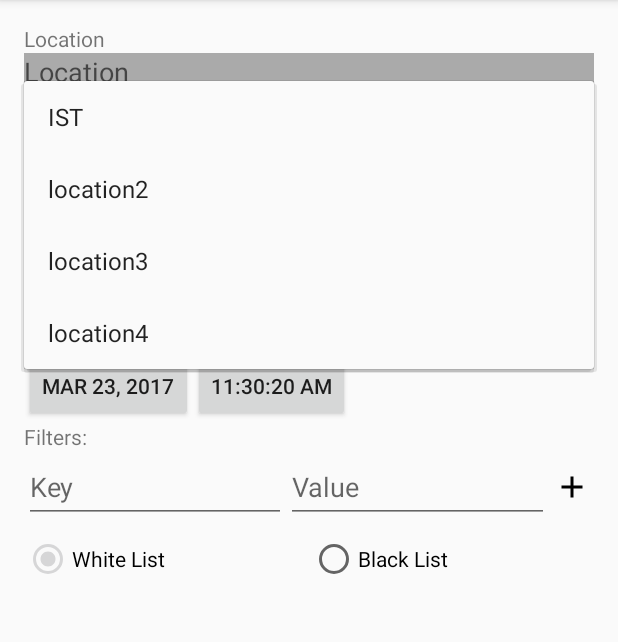
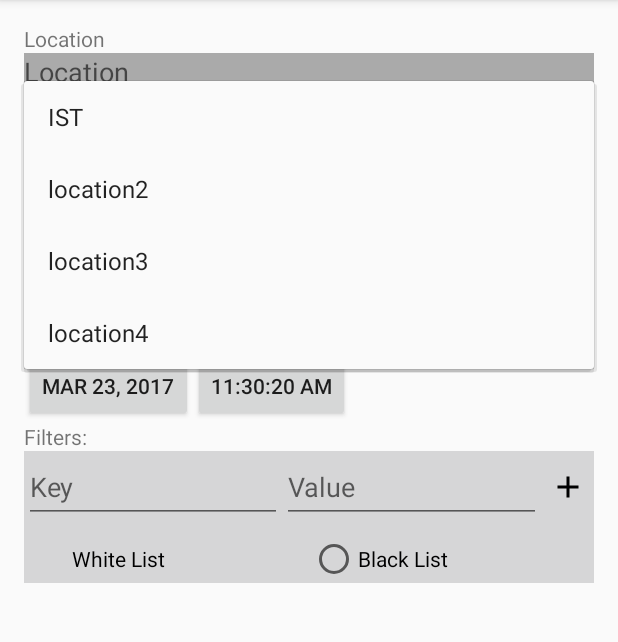
Before and after one commit to goncalo-rodrigues/LocMess, an Android app: the PostMessageActivity screen opened directly, with no data from a screen before it, on a phone screen of 412 x 824 dp, the part 84-726 px from its top. Run offline under Robolectric (Android 15) with nearby library versions, the phone set to English and light mode, and no system bars.

Commit message:
justa chnged backgroud

```diff
--- a/Android/app/src/main/res/layout/activity_post_message.xml
+++ b/Android/app/src/main/res/layout/activity_post_message.xml
@@ -139,7 +139,8 @@
                     android:orientation="vertical"
                     android:layout_width="match_parent"
                     android:layout_height="match_parent"
-                    android:backgroundTint="@color/colorLightGray">
+                    android:backgroundTint="@color/colorLightGray"
+                    android:background="@android:color/darker_gray">>
 
                     <LinearLayout
                         android:layout_width="match_parent"
@@ -166,7 +167,7 @@
 
 
                         <ImageButton
-                            android:layout_width="30dp"
+                            android:layout_width="35dp"
                             android:layout_height="match_parent"
                             android:src="@drawable/ic_add_black"
                             style="@style/Base.Widget.AppCompat.Button.Borderless"
@@ -180,6 +181,7 @@
                         android:layout_width="match_parent"
                         android:layout_height="match_parent"
                         android:orientation="horizontal">
+
 
 
                         <RadioButton
```
